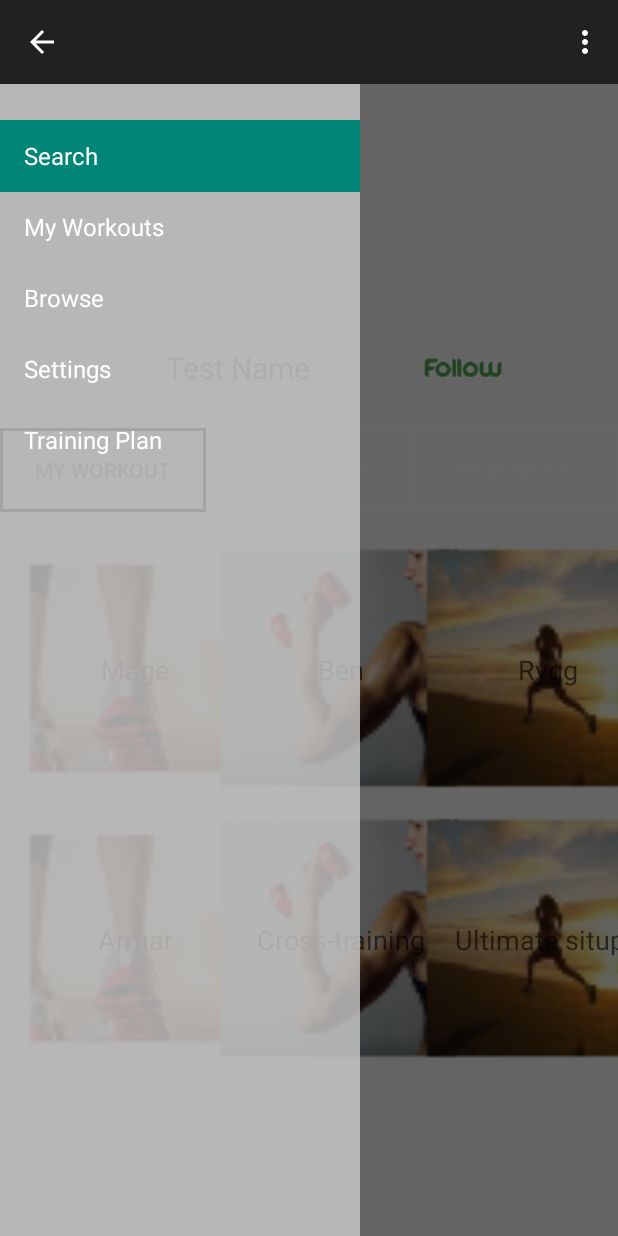
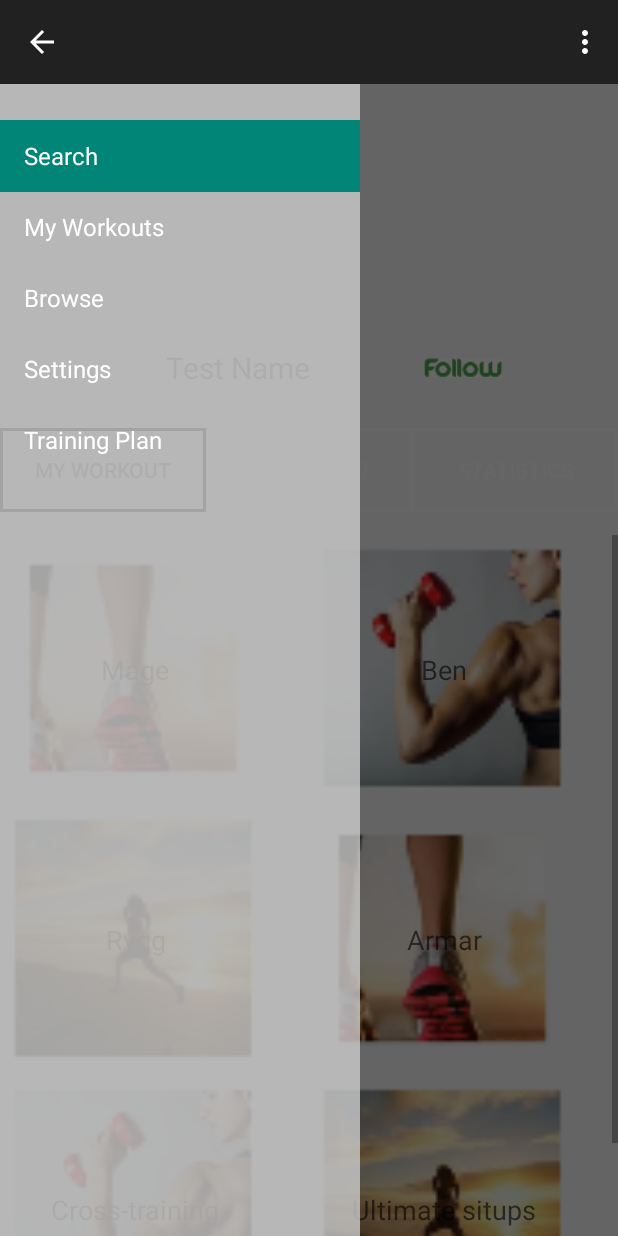
Before and after one commit to seccret/VikingWorkout, an Android app: the fragment FragmentProfile placed in its activity, on a phone screen of 412 x 824 dp. Run offline under Robolectric (Android 15) with nearby library versions, the phone set to English and light mode, and no system bars; 3 statements that could not run were skipped.

Commit message:
Loads all workout lists at beginning

```diff
--- a/app/src/main/java/com/example/patirk/vikingworkout/AdapterImage.java
+++ b/app/src/main/java/com/example/patirk/vikingworkout/AdapterImage.java
@@ -1,12 +1,23 @@
 package com.example.patirk.vikingworkout;
 
 import android.content.Context;
+import android.graphics.Bitmap;
+import android.graphics.BitmapFactory;
+import android.graphics.Canvas;
+import android.graphics.Matrix;
+import android.graphics.drawable.BitmapDrawable;
+import android.graphics.drawable.Drawable;
 import android.support.v4.app.FragmentManager;
+import android.support.v7.internal.widget.FitWindowsLinearLayout;
+import android.view.Display;
 import android.view.LayoutInflater;
 import android.view.View;
 import android.view.ViewGroup;
 import android.view.ContextMenu;
+import android.view.Window;
+import android.view.WindowManager;
 import android.widget.BaseAdapter;
+import android.widget.GridLayout;
 import android.widget.ImageButton;
 import android.widget.ImageView;
 import android.widget.TextView;
@@ -51,16 +62,17 @@ public class AdapterImage extends BaseAdapter {
     public View getView(int i, View view, ViewGroup viewGroup) {
         View v = view;
         TextView name;
-        ImageButton image;
+        ImageView image;
         if (v == null) {
             v = mInflater.inflate(R.layout.item_workout_big, viewGroup, false);
             v.setTag(R.id.tvItemWorkout, v.findViewById(R.id.tvItemWorkout));
         }
         name = (TextView) v.findViewById(R.id.tvItemWorkout);
-        image = (ImageButton) v.findViewById(R.id.ibItemWorkout);
+        image = (ImageView) v.findViewById(R.id.ibItemWorkout);
         final Item item = getItem(i);
         name.setText(item.name);
 
+        //Fix size of Mipmap
         if (item.picture == 1) {
             image.setBackgroundResource(R.mipmap.image1);
         } else if (item.picture == 2) {
@@ -68,6 +80,8 @@ public class AdapterImage extends BaseAdapter {
         } else if (item.picture == 3) {
             image.setBackgroundResource(R.mipmap.image3);
         }
+
+
 
         name.setOnClickListener(new View.OnClickListener() {
             @Override
--- a/app/src/main/java/com/example/patirk/vikingworkout/FragmentBrowse.java
+++ b/app/src/main/java/com/example/patirk/vikingworkout/FragmentBrowse.java
@@ -16,8 +16,6 @@ import java.util.List;
  * Created by olivia on 2015-09-07.
  */
 public class FragmentBrowse extends android.support.v4.app.Fragment {
-
-    public static List<Workout> catWorkouts = null;
 
     public static FragmentBrowse newInstance() {
         FragmentBrowse fragment = new FragmentBrowse();
@@ -39,15 +37,9 @@ public class FragmentBrowse extends android.support.v4.app.Fragment {
         GridView category = (GridView) rootView.findViewById(R.id.gvBrowseCategory);
         Workout workout = MainActivity.currentWorkout;
 
-        catWorkouts = new ArrayList<Workout>();
-        catWorkouts.add(new Workout(0, "Mage", 1));
-        catWorkouts.add(new Workout(1, "Ben", 2));
-        catWorkouts.add(new Workout(2, "Rygg", 3));
-        catWorkouts.add(new Workout(3, "Armar", 1));
-        catWorkouts.add(new Workout(4, "Cross-training", 2));
-        catWorkouts.add(new Workout(5, "Ultimate situps", 3));
 
-        AdapterImage AI2 = new AdapterImage(rootView.getContext(), catWorkouts);
+
+        AdapterImage AI2 = new AdapterImage(rootView.getContext(), MainActivity.catWorkouts);
         category.setAdapter(AI2);
 
 
--- a/app/src/main/java/com/example/patirk/vikingworkout/FragmentProfile.java
+++ b/app/src/main/java/com/example/patirk/vikingworkout/FragmentProfile.java
@@ -24,8 +24,6 @@ import java.util.List;
 
 public class FragmentProfile extends android.support.v4.app.Fragment {
 
-    public static List<Workout> workouts = null;
-    public static List<Workout> globalWorkouts = null;
     /**
      * The fragment argument representing the section number for this
      * fragment.
@@ -78,7 +76,7 @@ public class FragmentProfile extends android.support.v4.app.Fragment {
                 statisticButton.setBackgroundResource(R.drawable.button_unselected);
                 statisticButton.setTextColor(getResources().getColor(R.color.white));
                 GridView gv = (GridView) rootView.findViewById(R.id.gvWorkouts);
-                AdapterImage AI = new AdapterImage(rootView.getContext(), workouts);
+                AdapterImage AI = new AdapterImage(rootView.getContext(), MainActivity.workouts);
                 gv.setAdapter(AI);
             }
         });
@@ -93,7 +91,7 @@ public class FragmentProfile extends android.support.v4.app.Fragment {
                 statisticButton.setBackgroundResource(R.drawable.button_unselected);
                 statisticButton.setTextColor(getResources().getColor(R.color.white));
                 GridView gv = (GridView) rootView.findViewById(R.id.gvWorkouts);
-                AdapterImage AI = new AdapterImage(rootView.getContext(), globalWorkouts);
+                AdapterImage AI = new AdapterImage(rootView.getContext(), MainActivity.globalWorkouts);
                 gv.setAdapter(AI);
 
 
@@ -113,25 +111,8 @@ public class FragmentProfile extends android.support.v4.app.Fragment {
             }
         });
 
-
-        workouts = new ArrayList<Workout>();
-        workouts.add(new Workout(0, "Mage", 1));
-        workouts.add(new Workout(1, "Ben", 2));
-        workouts.add(new Workout(2, "Rygg", 3));
-        workouts.add(new Workout(3, "Armar", 1));
-        workouts.add(new Workout(4, "Cross-training", 2));
-        workouts.add(new Workout(5, "Ultimate situps", 3));
-
-        globalWorkouts = new ArrayList<Workout>();
-        globalWorkouts.add(new Workout(0, "Global 1", 3));
-        globalWorkouts.add(new Workout(1, "Top 10", 2));
-        globalWorkouts.add(new Workout(2, "Global 2", 1));
-        globalWorkouts.add(new Workout(3, "Global 3", 3));
-        globalWorkouts.add(new Workout(4, "Global 4", 2));
-        globalWorkouts.add(new Workout(5, "Global 5", 1));
-
         gvProfile = (GridView) rootView.findViewById(R.id.gvWorkouts);
-        AdapterImage AI = new AdapterImage(rootView.getContext(), workouts);
+        AdapterImage AI = new AdapterImage(rootView.getContext(), MainActivity.workouts);
         gvProfile.setAdapter(AI);
         registerForContextMenu(gvProfile);
         registerForContextMenu(rootView);
--- a/app/src/main/java/com/example/patirk/vikingworkout/MainActivity.java
+++ b/app/src/main/java/com/example/patirk/vikingworkout/MainActivity.java
@@ -4,6 +4,7 @@ import android.app.Activity;
 import android.content.Context;
 import android.graphics.Bitmap;
 import android.graphics.Color;
+import android.graphics.Point;
 import android.graphics.drawable.ColorDrawable;
 import android.graphics.drawable.Drawable;
 import android.support.v7.app.ActionBarActivity;
@@ -11,12 +12,15 @@ import android.support.v7.app.ActionBar;
 import android.support.v4.app.Fragment;
 import android.support.v4.app.FragmentManager;
 import android.os.Bundle;
+import android.view.Display;
 import android.view.LayoutInflater;
 import android.view.Menu;
 import android.view.MenuItem;
 import android.view.View;
 import android.view.ViewGroup;
 import android.support.v4.widget.DrawerLayout;
+import android.view.Window;
+import android.view.WindowManager;
 import android.widget.Toast;
 
 import java.io.File;
@@ -25,6 +29,8 @@ import java.io.FileNotFoundException;
 import java.io.FileOutputStream;
 import java.io.IOException;
 import java.io.InputStreamReader;
+import java.util.ArrayList;
+import java.util.List;
 
 
 public class MainActivity extends ActionBarActivity
@@ -37,6 +43,8 @@ public class MainActivity extends ActionBarActivity
     public static Workout currentWorkout = null;
     public static Exercise currentExercise = null;
     public static FragmentManager fragmentManager = null;
+    public static int sizeX, sizeY;
+    public static List<Workout> catWorkouts = null, workouts = null, globalWorkouts = null;
 
     /**
      * Fragment managing the behaviors, interactions and presentation of the navigation drawer.
@@ -52,10 +60,12 @@ public class MainActivity extends ActionBarActivity
     protected void onCreate(Bundle savedInstanceState) {
         super.onCreate(savedInstanceState);
         setContentView(R.layout.activity_main);
-        profile = new Profile(0, "Test Name");
+        mainActivity = this;
+        profile = new Profile(0, "Test Name", null);
 
         loadProfile();
-        mainActivity = this;
+        loadWorkouts();
+
 
         mNavigationDrawerFragment = (NavigationDrawerFragment)
                 getSupportFragmentManager().findFragmentById(R.id.navigation_drawer);
@@ -148,6 +158,33 @@ public class MainActivity extends ActionBarActivity
 
         return super.onOptionsItemSelected(item);
     }
+    public boolean loadWorkouts(){
+        MainActivity.catWorkouts = new ArrayList<>();
+        MainActivity.catWorkouts.add(new Workout(0, "Mage", 1));
+        MainActivity.catWorkouts.add(new Workout(1, "Ben", 2));
+        MainActivity.catWorkouts.add(new Workout(2, "Rygg", 3));
+        MainActivity.catWorkouts.add(new Workout(3, "Armar", 1));
+        MainActivity.catWorkouts.add(new Workout(4, "Cross-training", 2));
+        MainActivity.catWorkouts.add(new Workout(5, "Ultimate situps", 3));
+
+       MainActivity.workouts = new ArrayList<Workout>();
+       MainActivity.workouts.add(new Workout(0, "Mage", 1));
+       MainActivity.workouts.add(new Workout(1, "Ben", 2));
+       MainActivity.workouts.add(new Workout(2, "Rygg", 3));
+       MainActivity.workouts.add(new Workout(3, "Armar", 1));
+       MainActivity.workouts.add(new Workout(4, "Cross-training", 2));
+       MainActivity.workouts.add(new Workout(5, "Ultimate situps", 3));
+
+        MainActivity.globalWorkouts = new ArrayList<Workout>();
+        MainActivity.globalWorkouts.add(new Workout(0, "Global 1", 3));
+        MainActivity.globalWorkouts.add(new Workout(1, "Top 10", 2));
+        MainActivity.globalWorkouts.add(new Workout(2, "Global 2", 1));
+        MainActivity.globalWorkouts.add(new Workout(3, "Global 3", 3));
+        MainActivity.globalWorkouts.add(new Workout(4, "Global 4", 2));
+        MainActivity.globalWorkouts.add(new Workout(5, "Global 5", 1));
+
+        return true;
+    }
 
     /**
      * A placeholder fragment containing mainActivity simple view.
--- a/app/src/main/java/com/example/patirk/vikingworkout/Profile.java
+++ b/app/src/main/java/com/example/patirk/vikingworkout/Profile.java
@@ -11,6 +11,8 @@ import java.io.FileNotFoundException;
 import java.io.FileOutputStream;
 import java.io.IOException;
 import java.io.OutputStreamWriter;
+import java.util.ArrayList;
+import java.util.List;
 
 /**
  * Created by Patirk on 23/10/2015.
@@ -19,11 +21,17 @@ public class Profile {
     private long id;
     private String name;
     private Bitmap picture;
+    private List<Workout> myWorkout;
 
-    public Profile(long id, String name) {
+    public Profile(long id, String name, List<Workout> myWorkout) {
         this.id = id;
         this.name = name;
         this.picture = null;
+        if(myWorkout==null){
+            this.myWorkout = new ArrayList<>();
+        }else{
+            this.myWorkout = myWorkout;
+        }
     }
 
     public long getId() {
@@ -39,6 +47,14 @@ public class Profile {
         return drawable;
     }
 
+    public List getMyWorkouts(){
+        return myWorkout;
+    }
+
+    public void addWorkout(Workout w){
+        myWorkout.add(w);
+    }
+
     public void setName(String newName) {
         this.name = newName;
     }
--- a/app/src/main/res/layout/fragment_profile.xml
+++ b/app/src/main/res/layout/fragment_profile.xml
@@ -74,7 +74,7 @@
         android:horizontalSpacing="0dp"
         android:stretchMode="columnWidth"
         android:layout_marginTop="15dp"
-        android:numColumns="3"
+        android:numColumns="2"
         />
 
 </LinearLayout>
--- a/app/src/main/res/layout/item_workout_big.xml
+++ b/app/src/main/res/layout/item_workout_big.xml
@@ -3,7 +3,7 @@
     android:orientation="vertical" android:layout_width="180dp"
     android:layout_height="180dp">
 
-    <ImageButton
+    <ImageView
         android:id="@+id/ibItemWorkout"
         android:layout_width="match_parent"
         android:layout_height="match_parent"
@@ -15,7 +15,6 @@
         android:textAppearance="?android:attr/textAppearanceMedium"
         android:text="Medium Text"
         android:gravity="center"
-        android:padding="10dp"
         />
 
 </RelativeLayout>
```
